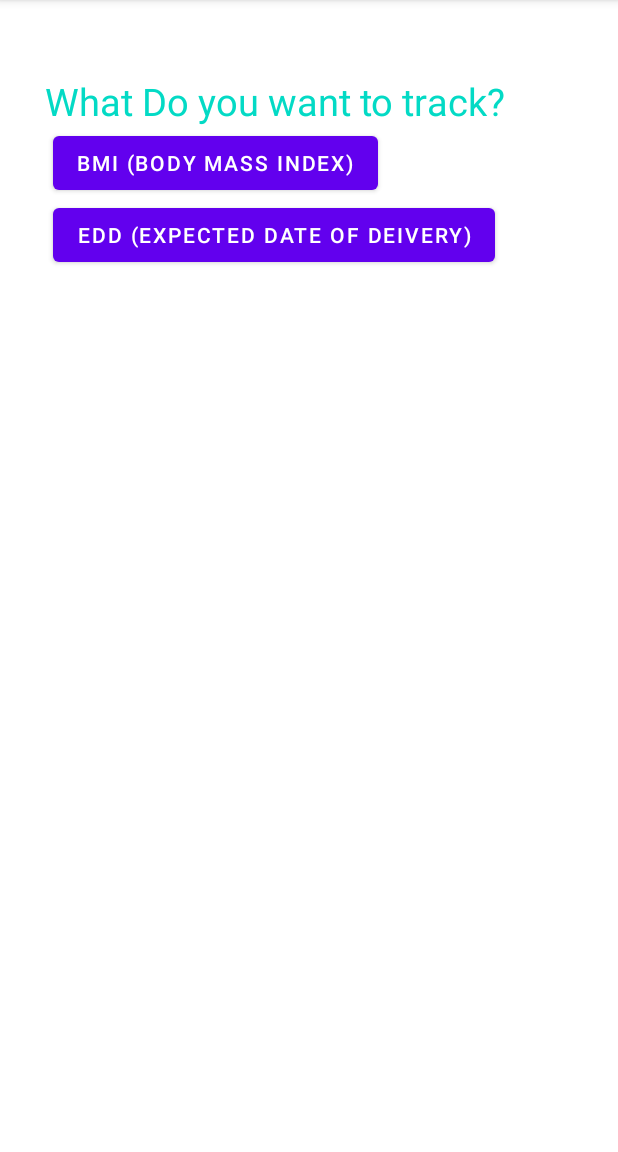
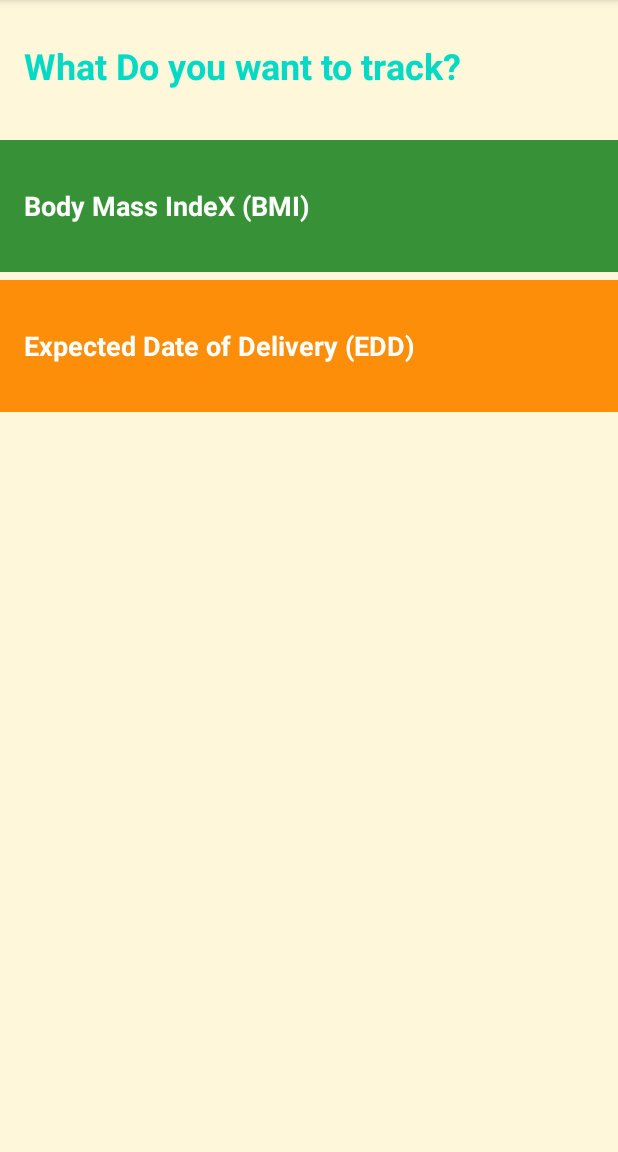
Before and after one commit to PhilipOdhiambo/medical-health-tracker, an Android app: the screen it shows after launch (MainActivity), on a phone screen of 412 x 824 dp, the part 84-1236 px from its top. Run offline under Robolectric (Android 15) with nearby library versions, the phone set to English and light mode, and no system bars; our stand-ins replace ButterKnife.

Commit message:
style main_activity

```diff
--- a/app/src/main/res/layout/activity_main.xml
+++ b/app/src/main/res/layout/activity_main.xml
@@ -1,36 +1,32 @@
 <?xml version="1.0" encoding="utf-8"?>
-<RelativeLayout xmlns:android="http://schemas.android.com/apk/res/android"
-    xmlns:app="http://schemas.android.com/apk/res-auto"
+<LinearLayout xmlns:android="http://schemas.android.com/apk/res/android"
     xmlns:tools="http://schemas.android.com/tools"
+    android:orientation="vertical"
     android:layout_width="match_parent"
     android:layout_height="match_parent"
+    android:background="@color/tan_background"
     tools:context=".MainActivity">
 
     <TextView
         android:id="@+id/appTitle"
-        android:layout_width="wrap_content"
-        android:layout_height="wrap_content"
-        android:layout_alignParentTop="true"
-        android:textSize="25sp"
-        android:layout_marginLeft="30dp"
-        android:paddingTop="50dp"
+        style="@style/titleStyle"
         android:textColor="@color/teal_200"
         android:text="What Do you want to track?" />
-    <Button
+    <TextView
         android:id="@+id/appBmi"
-        android:layout_width="wrap_content"
-        android:layout_height="wrap_content"
-        android:layout_below="@+id/appTitle"
-        android:layout_marginLeft="35dp"
-        android:text="BMI (Body Mass Index)"/>
+        style="@style/CategoryStyle"
+        android:background="@color/category_bmi"
+        android:text="Body Mass IndeX (BMI)"
 
-    <Button
+       />
+
+    <TextView
         android:id="@+id/appEDD"
-        android:layout_width="wrap_content"
-        android:layout_height="wrap_content"
-        android:layout_below="@+id/appBmi"
-        android:layout_marginLeft="35dp"
-        android:text="EDD (Expected Date of Deivery)"/>
+        style="@style/CategoryStyle"
+        android:background="@color/category_edd"
+        android:text="Expected Date of Delivery (EDD)"
+
+      />
 
 
-</RelativeLayout>
+</LinearLayout>
--- a/app/src/main/res/values/colors.xml
+++ b/app/src/main/res/values/colors.xml
@@ -7,4 +7,18 @@
     <color name="teal_700">#FF018786</color>
     <color name="black">#FF000000</color>
     <color name="white">#FFFFFFFF</color>
+
+    <!--    Custom Colors-->
+    <!-- Primary color of the app (shown in the app bar) -->
+    <color name="primary_color">#4A312A</color>
+
+    <!-- Primary dark color of the app (shown in the status bar) -->
+    <color name="primary_dark_color">#2F1D1A</color>
+
+    <!-- Background color for app -->
+    <color name="tan_background">#FFF7DA</color>
+
+    <!-- Main_Activity Background Colors -->
+    <color name="category_edd">#FD8E09</color>
+    <color name="category_bmi">#379237</color>
 </resources>
--- /dev/null
+++ b/app/src/main/res/values/styles_mainActivity.xml
@@ -0,0 +1,23 @@
+<?xml version="1.0" encoding="utf-8"?>
+<resources>
+    <style name="CategoryStyle">
+        <item name="android:layout_width">match_parent</item>
+        <item name="android:layout_height">88dp</item>
+        <item name="android:gravity">center_vertical</item>
+        <item name="android:padding">16dp</item>
+        <item name="android:textColor">@android:color/white</item>
+        <item name="android:textStyle">bold</item>
+        <item name="android:textAppearance">?android:textAppearanceMedium</item>
+        <item name="android:layout_marginBottom">5dp</item>
+    </style>
+    <style name="titleStyle">
+        <item name="android:layout_width">match_parent</item>
+        <item name="android:layout_height">88dp</item>
+        <item name="android:gravity">center_vertical</item>
+        <item name="android:padding">16dp</item>
+        <item name="android:textColor">@android:color/white</item>
+        <item name="android:textStyle">bold</item>
+        <item name="android:textAppearance">?textAppearanceHeadline5</item>
+        <item name="android:layout_marginBottom">5dp</item>
+    </style>
+</resources>
```
